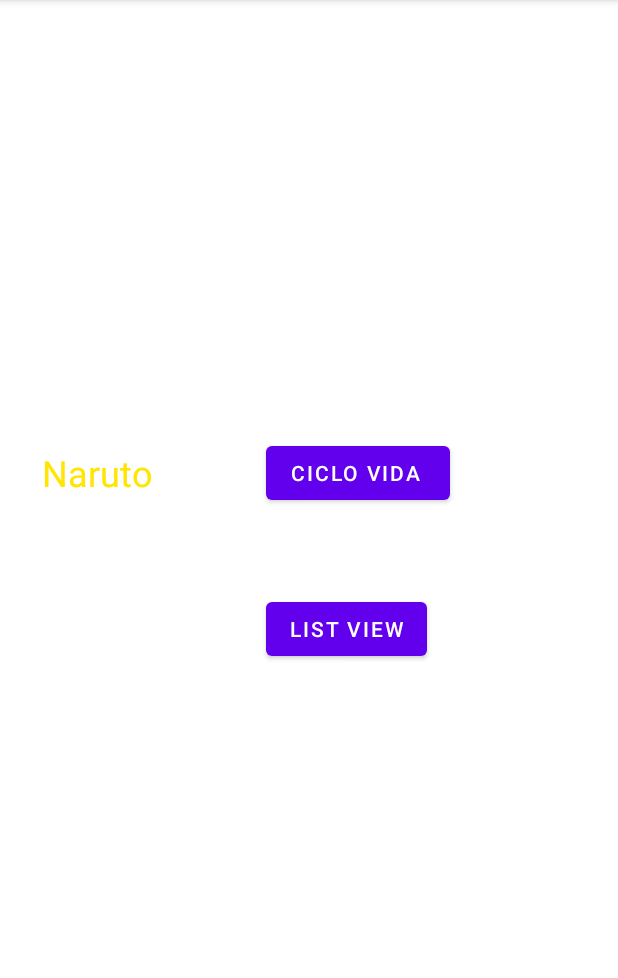
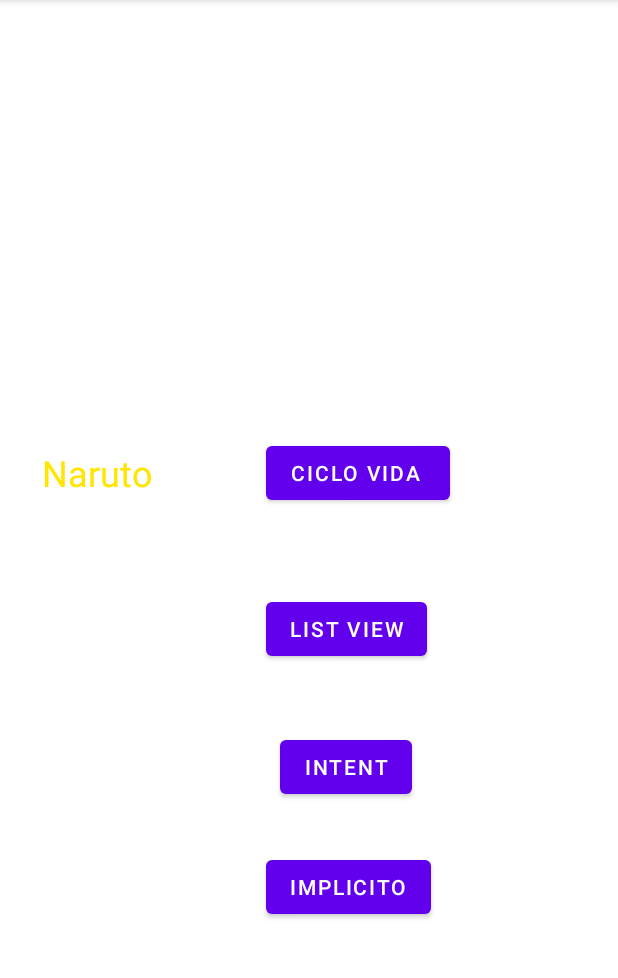
Before and after one commit to 2021-a-moviles-computacion/mov-comp-garcia-cuvi-andres-wladimir, an Android app: the screen it shows after launch (MainActivity), on a phone screen of 412 x 824 dp, the part 84-1062 px from its top. Run offline under Robolectric (Android 15) with nearby library versions, the phone set to English and light mode, and no system bars.

Commit message:
Hasta la clase de Intent Implícito.

```diff
--- a/02-android/app/src/main/res/layout/activity_main.xml
+++ b/02-android/app/src/main/res/layout/activity_main.xml
@@ -43,4 +43,26 @@
         app:layout_constraintStart_toStartOf="@+id/btnCicloVida"
         app:layout_constraintTop_toBottomOf="@+id/btnCicloVida" />
 
+    <Button
+        android:id="@+id/btnIrIntent"
+        android:layout_width="wrap_content"
+        android:layout_height="wrap_content"
+        android:layout_marginTop="44dp"
+        android:text="INTENT"
+        app:layout_constraintEnd_toEndOf="@+id/btnIrListView"
+        app:layout_constraintHorizontal_bias="0.476"
+        app:layout_constraintStart_toStartOf="@+id/btnIrListView"
+        app:layout_constraintTop_toBottomOf="@+id/btnIrListView" />
+
+    <Button
+        android:id="@+id/btnIrIntentImplicito"
+        android:layout_width="wrap_content"
+        android:layout_height="wrap_content"
+        android:layout_marginTop="32dp"
+        android:text="IMPLICITO"
+        app:layout_constraintEnd_toEndOf="@+id/btnIrIntent"
+        app:layout_constraintHorizontal_bias="0.434"
+        app:layout_constraintStart_toStartOf="@+id/btnIrIntent"
+        app:layout_constraintTop_toBottomOf="@+id/btnIrIntent" />
+
 </androidx.constraintlayout.widget.ConstraintLayout>
```
Also changed, not shown: 02-android/app/src/main/AndroidManifest.xml (+4 -3 lines), 02-android/app/src/main/java/com/example/moviles_computacion_2021_b/BEntrenador.kt (+35 -2 lines), 02-android/app/src/main/java/com/example/moviles_computacion_2021_b/CIntentExplicitoParametros.kt (+36 -2 lines), 02-android/app/src/main/java/com/example/moviles_computacion_2021_b/MainActivity.kt (+85 -0 lines), 02-android/app/src/main/res/layout/activity_cintent_explicito_parametros.xml (+9 -0 lines).
